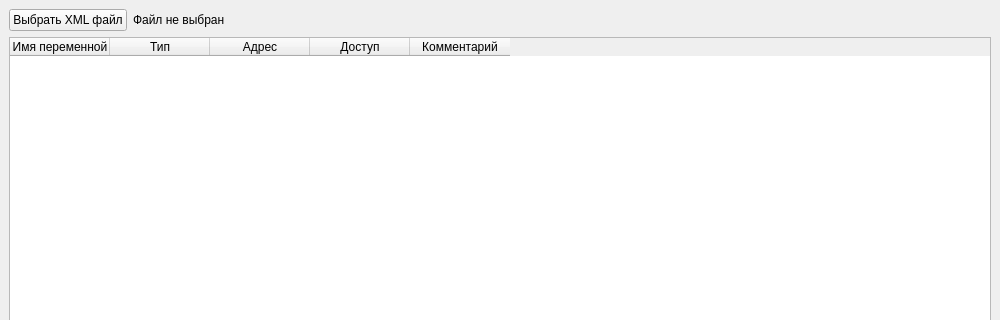
Qt form mainwindow.ui (Wooferpenza/XML) before a commit; both pictures show x 0 to 1000 and y 0 to 320 of the 1000 by 700 pixel window.
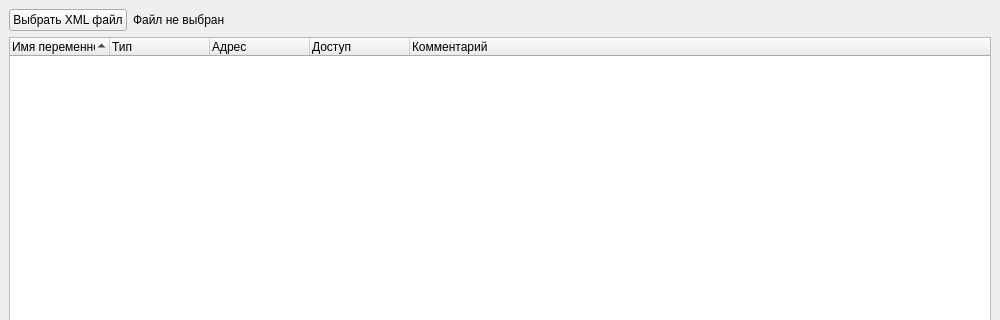
The same form after that commit.

Commit message: Add expandable Userdef variables with structure elements display

```diff
--- a/mainwindow.ui
+++ b/mainwindow.ui
@@ -47,12 +47,12 @@
      </layout>
     </item>
     <item>
-     <widget class="QTableWidget" name="tableVariables">
+     <widget class="QTreeWidget" name="tableVariables">
       <property name="alternatingRowColors">
        <bool>true</bool>
       </property>
-      <property name="selectionBehavior">
-       <enum>QAbstractItemView::SelectRows</enum>
+      <property name="headerHidden">
+       <bool>false</bool>
       </property>
       <property name="sortingEnabled">
        <bool>true</bool>
```
The commit also changes 2 other files.
